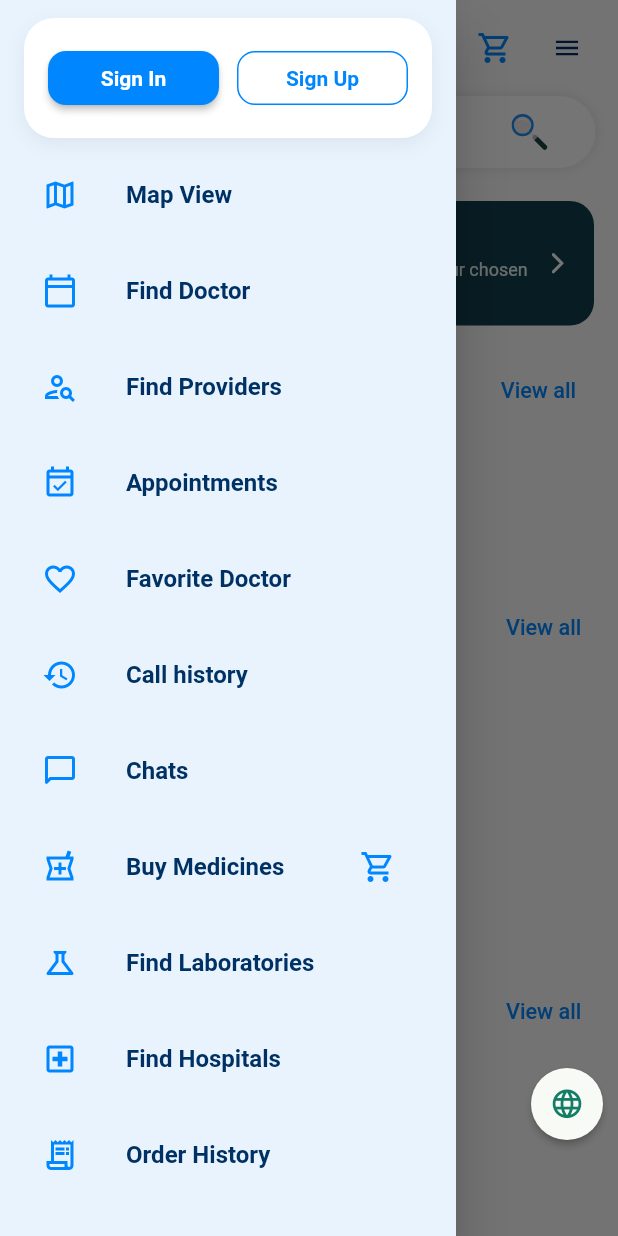
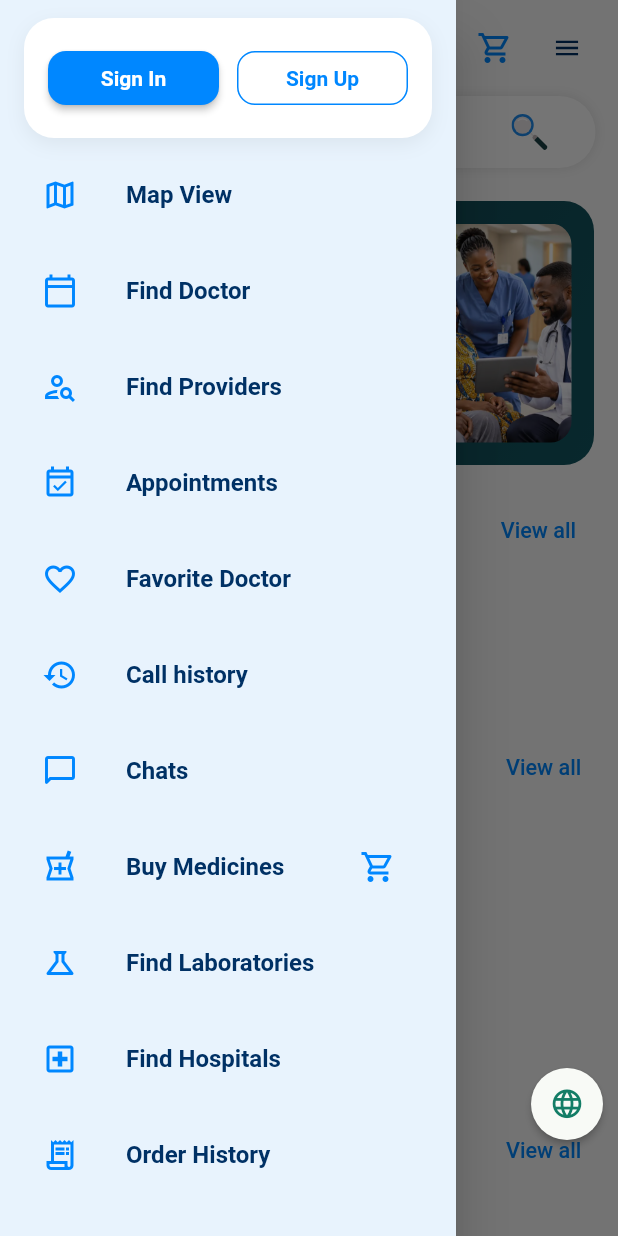
Before and after one commit to Care360Apps/k3-patient, a Flutter app: the Home screen opened by its route, with the side drawer open, on a phone screen of 412 x 824 dp. Run offline on Flutter 3.47's test engine with Material 3 defaults, Android fonts, the phone set to English and light mode, and no system bars; drawn by our look-alikes of modal_progress_hud_nsn; our stand-ins replace cached_network_image, carousel_slider, cloud_firestore, connectivity_plus, country_picker, dio and 27 more; missing offline and left inert: agora_rtc_engine, flutter_google_places, flutter_stripe, flutterwave_standard, google_api_headers, google_maps_webservice and 5 more; accounts and stored records are empty; generated files the repository leaves out were written again; network calls fail; statements that could not run were skipped.

Commit message:
refactor(patient): replace legacy Nearby CTA with branded responsive African healthcare hero

```diff
--- a/lib/Screen/Screens/Home.dart
+++ b/lib/Screen/Screens/Home.dart
@@ -14,6 +14,7 @@ import 'package:dotted_line/dotted_line.dart';
 import 'package:firebase_auth/firebase_auth.dart' hide AuthProvider;
 import 'package:flutter/material.dart';
 import '../../brand/care360_partner_showcase.dart';
+import '../../brand/care360_nearby_care_hero.dart';
 import '../../brand/care360_horizontal_cards.dart';
 import 'package:doctro_patient/Chat/loading_view.dart';
 import 'package:flutter_svg/flutter_svg.dart';
@@ -1354,47 +1355,8 @@ class _HomeState extends State<Home> {
                   child: Column(
                     crossAxisAlignment: CrossAxisAlignment.stretch,
                     children: [
-                        Padding(
-                          padding: const EdgeInsets.fromLTRB(16, 14, 16, 6),
-                          child: Material(
-                            color: const Color(0xFF123E4D),
-                            borderRadius: BorderRadius.circular(16),
-                            child: InkWell(
-                              key: const Key('home-find-nearby-care'),
-                              borderRadius: BorderRadius.circular(16),
-                              onTap: () => Navigator.pushNamed(context, 'MapView'),
-                              child: const Padding(
-                                padding: EdgeInsets.symmetric(
-                                    horizontal: 16, vertical: 14),
-                                child: Row(
-                                  children: [
-                                    Icon(Icons.map_outlined,
-                                        color: Colors.white, size: 27),
-                                    SizedBox(width: 12),
-                                    Expanded(
-                                      child: Column(
-                                        crossAxisAlignment: CrossAxisAlignment.start,
-                                        children: [
-                                          Text('Find nearby care',
-                                            style: TextStyle(color: Colors.white,
-                                              fontSize: 17,
-                                              fontWeight: FontWeight.w800)),
-                                          SizedBox(height: 3),
-                                          Text('Doctors, providers and facilities close to your chosen area',
-                                            style: TextStyle(
-                                              color: Color(0xFFE1F1EE),
-                                              fontSize: 12, height: 1.35)),
-                                        ],
-                                      ),
-                                    ),
-                                    SizedBox(width: 8),
-                                    Icon(Icons.arrow_forward_ios_rounded,
-                                      color: Colors.white, size: 17),
-                                  ],
-                                ),
-                              ),
-                            ),
-                          ),
+                        Care360NearbyCareHero(
+                          onExplore: () => Navigator.pushNamed(context, 'MapView'),
                         ),
                         if (SharedPreferenceHelper.getBoolean(Preferences.is_logged_in) == true &&
                             SharedPreferenceHelper.peekSecureString(Preferences.auth_token) != null)
```
